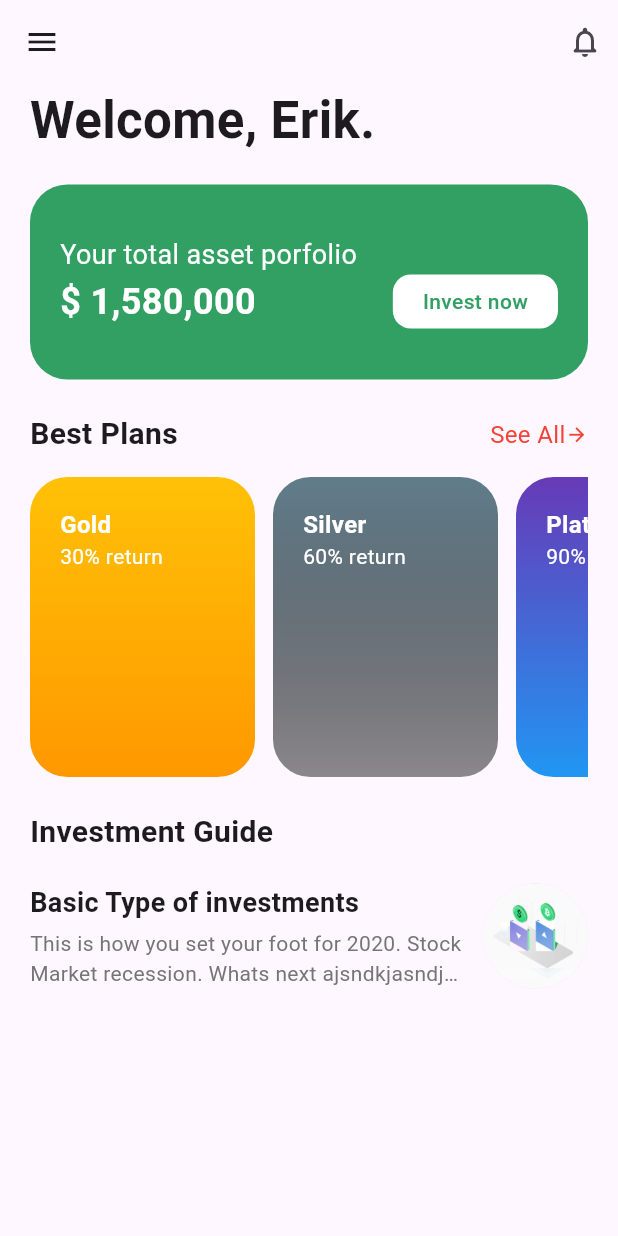
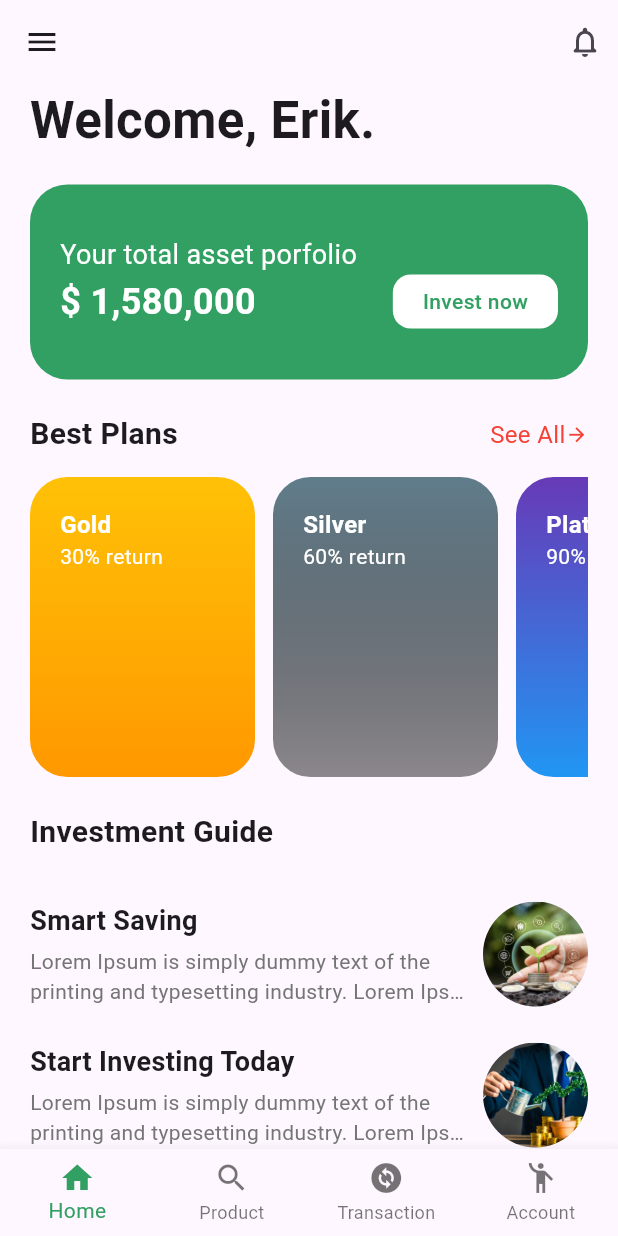
Before and after one commit to VMErik/financeapp, a Flutter app: the HomePage screen opened by its route, on a phone screen of 412 x 824 dp. Run offline on Flutter 3.47's test engine with Material 3 defaults, Android fonts, the phone set to English and light mode, and no system bars; our stand-ins replace go_router.

Commit message:
Creating plan detail

```diff
--- /dev/null
+++ b/lib/models/notice.dart
@@ -0,0 +1,11 @@
+class Notice {
+  final String title;
+  final String descripction;
+  final String imageURL;
+
+  Notice({
+    required this.title,
+    required this.descripction,
+    required this.imageURL,
+  });
+}
--- /dev/null
+++ b/lib/models/transaction.dart
@@ -0,0 +1,13 @@
+class Transaction {
+  final double value;
+  final String description;
+  final String date;
+  final String type;
+
+  Transaction({
+    required this.value,
+    required this.description,
+    required this.date,
+    required this.type,
+  });
+}
--- a/lib/pages/home_page.dart
+++ b/lib/pages/home_page.dart
@@ -1,5 +1,10 @@
+import 'package:financeapp/models/notice.dart';
 import 'package:financeapp/models/plan.dart';
+import 'package:financeapp/widgets/footer_menu.dart';
+import 'package:financeapp/widgets/notice_card.dart';
 import 'package:financeapp/widgets/plan_card.dart';
+import 'package:financeapp/widgets/porfolio_resume.dart';
+import 'package:financeapp/widgets/subtitule.dart';
 import 'package:financeapp/widgets/title.dart';
 import 'package:flutter/material.dart';
 
@@ -25,6 +30,32 @@ class HomePage extends StatelessWidget {
     ),
   ];
 
+  final List<Notice> notices = [
+    Notice(
+      title: 'Smart Saving',
+      descripction:
+          'Lorem Ipsum is simply dummy text of the printing and typesetting industry. Lorem Ipsum has been the industrys standard dummy text ever since the 1500s,',
+      imageURL: 'assets/img/notice1.png',
+    ),
+    Notice(
+      title: 'Start Investing Today',
+      descripction:
+          'Lorem Ipsum is simply dummy text of the printing and typesetting industry. Lorem Ipsum has been the industrys standard dummy text ever since the 1500s,',
+      imageURL: 'assets/img/notice4.png',
+    ),
+    Notice(
+      title: 'Diversify Wisely',
+      descripction:
+          'Lorem Ipsum is simply dummy text of the printing and typesetting industry. Lorem Ipsum has been the industrys standard dummy text ever since the 1500s,',
+      imageURL: 'assets/img/notice3.png',
+    ),
+    Notice(
+      title: 'Track Your Spending',
+      descripction:
+          'Lorem Ipsum is simply dummy text of the printing and typesetting industry. Lorem Ipsum has been the industrys standard dummy text ever since the 1500s,',
+      imageURL: 'assets/img/notice2.png',
+    ),
+  ];
   HomePage({super.key});
 
   @override
@@ -47,68 +78,11 @@ class HomePage extends StatelessWidget {
             children: [
               MyTitle(text: 'Welcome, Erik.'),
               SizedBox(height: 18),
-              Container(
-                width: double.infinity,
-                height: 130,
-                decoration: BoxDecoration(
-                  color: Color(0xff31A062),
-                  borderRadius: BorderRadius.all(Radius.circular(25)),
-                ),
-                child: Padding(
-                  padding: const EdgeInsets.all(20.0),
-                  child: Column(
-                    mainAxisAlignment: MainAxisAlignment.center,
-                    crossAxisAlignment: CrossAxisAlignment.start,
-                    children: [
-                      Text(
-                        'Your total asset porfolio',
-                        style: TextStyle(fontSize: 18, color: Colors.white),
-                      ),
-                      Row(
-                        mainAxisAlignment: MainAxisAlignment.spaceBetween,
-                        children: [
-                          Text(
-                            '\$ 1,580,000',
-                            style: TextStyle(
-                              fontSize: 24,
-                              fontWeight: FontWeight.bold,
-                              color: Colors.white,
-                            ),
-                          ),
-                          Container(
-                            decoration: BoxDecoration(
-                              color: Color(0xFFFEFFFE),
-                              borderRadius: BorderRadius.all(
-                                Radius.circular(12),
-                              ),
-                            ),
-                            child: Padding(
-                              padding: const EdgeInsets.symmetric(
-                                vertical: 8,
-                                horizontal: 20,
-                              ),
-                              child: Text(
-                                'Invest now',
-                                style: TextStyle(
-                                  fontWeight: FontWeight.w500,
-                                  color: Color(0xff31A062),
-                                ),
-                              ),
-                            ),
-                          ),
-                        ],
-                      ),
-                    ],
-                  ),
-                ),
-              ),
+              PorfolioResume(),
               SizedBox(height: 22),
               Row(
                 children: [
-                  Text(
-                    'Best Plans',
-                    style: TextStyle(fontSize: 20, fontWeight: FontWeight.bold),
-                  ),
+                  MySubtitle(title: 'Best Plans'),
                   Spacer(),
                   Text(
                     'See All',
@@ -138,46 +112,16 @@ class HomePage extends StatelessWidget {
               SizedBox(height: 20),
               Column(
                 crossAxisAlignment: CrossAxisAlignment.start,
-                children: [
-                  Row(
-                    crossAxisAlignment: CrossAxisAlignment.start,
-                    children: [
-                      Expanded(
-                        child: Column(
-                          crossAxisAlignment: CrossAxisAlignment.start,
-                          children: [
-                            Text(
-                              'Basic Type of investments',
-                              style: TextStyle(
-                                fontSize: 18,
-                                fontWeight: FontWeight.bold,
-                              ),
-                            ),
-                            SizedBox(height: 4),
-                            Text(
-                              'This is how you set your foot for 2020. Stock Market recession. Whats next ajsndkjasndjnajksnd aksdnjasn',
-                              maxLines: 2,
-                              overflow: TextOverflow.ellipsis,
-                              style: TextStyle(color: Colors.grey[600]),
-                            ),
-                          ],
-                        ),
-                      ),
-                      SizedBox(width: 12),
-                      CircleAvatar(
-                        radius: 35,
-                        backgroundImage: AssetImage(
-                          'assets/img/onboarding.png',
-                        ),
-                      ),
-                    ],
-                  ),
-                ],
+                children: List.generate(
+                  notices.length,
+                  (index) => NoticeCard(notice: notices[index]),
+                ),
               ),
             ],
           ),
         ),
       ),
+      bottomNavigationBar: MyFooterMenu(),
     );
   }
 }
--- a/lib/routes/app_router.dart
+++ b/lib/routes/app_router.dart
@@ -1,8 +1,19 @@
+import 'package:financeapp/models/plan.dart';
+import 'package:financeapp/pages/detail_page.dart';
 import 'package:financeapp/pages/home_page.dart';
 import 'package:financeapp/pages/onboarding_page.dart';
 import 'package:go_router/go_router.dart';
 
-GoRouter routes = GoRouter(routes: [
-  GoRoute(path: '/', builder: (context, state) => OnBoardingPage(),),
-  GoRoute(path: '/home', builder: (context, state) => HomePage(),),
-]);
+GoRouter routes = GoRouter(
+  routes: [
+    GoRoute(path: '/', builder: (context, state) => OnBoardingPage()),
+    GoRoute(path: '/home', builder: (context, state) => HomePage()),
+    GoRoute(
+      path: '/detail',
+      builder: (context, state) {
+        final plan = state.extra as Plan;
+        return DetailPage(plan: plan);
+      },
+    ),
+  ],
+);
--- /dev/null
+++ b/lib/widgets/footer_menu.dart
@@ -0,0 +1,26 @@
+import 'package:flutter/material.dart';
+
+class MyFooterMenu extends StatelessWidget {
+  const MyFooterMenu({super.key});
+
+  @override
+  Widget build(BuildContext context) {
+    return BottomNavigationBar(
+      currentIndex: 0,
+      type: BottomNavigationBarType.fixed,
+      selectedItemColor: Color(0XFF31A062),
+      items: [
+        BottomNavigationBarItem(icon: Icon(Icons.home), label: 'Home'),
+        BottomNavigationBarItem(icon: Icon(Icons.search), label: 'Product'),
+        BottomNavigationBarItem(
+          icon: Icon(Icons.change_circle),
+          label: 'Transaction',
+        ),
+        BottomNavigationBarItem(
+          icon: Icon(Icons.emoji_people_sharp),
+          label: 'Account',
+        ),
+      ],
+    );
+  }
+}
--- /dev/null
+++ b/lib/widgets/notice_card.dart
@@ -0,0 +1,41 @@
+import 'package:financeapp/models/notice.dart';
+import 'package:flutter/material.dart';
+
+class NoticeCard extends StatelessWidget {
+  final Notice notice;
+  const NoticeCard({super.key, required this.notice});
+  @override
+  Widget build(BuildContext context) {
+    return Padding(
+      padding: const EdgeInsets.symmetric(vertical: 12.0),
+      child: Row(
+        crossAxisAlignment: CrossAxisAlignment.start,
+        children: [
+          Expanded(
+            child: Column(
+              crossAxisAlignment: CrossAxisAlignment.start,
+              children: [
+                Text(
+                  notice.title,
+                  style: TextStyle(fontSize: 18, fontWeight: FontWeight.bold),
+                ),
+                SizedBox(height: 4),
+                Text(
+                  notice.descripction,
+                  maxLines: 2,
+                  overflow: TextOverflow.ellipsis,
+                  style: TextStyle(color: Colors.grey[600]),
+                ),
+              ],
+            ),
+          ),
+          SizedBox(width: 12),
+          CircleAvatar(
+            radius: 35,
+            backgroundImage: AssetImage(notice.imageURL),
+          ),
+        ],
+      ),
+    );
+  }
+}
--- a/lib/widgets/plan_card.dart
+++ b/lib/widgets/plan_card.dart
@@ -1,5 +1,6 @@
 import 'package:financeapp/models/plan.dart';
 import 'package:flutter/material.dart';
+import 'package:go_router/go_router.dart';
 
 class PlanCard extends StatelessWidget {
   final Plan plan;
@@ -8,7 +9,11 @@ class PlanCard extends StatelessWidget {
 
   @override
   Widget build(BuildContext context) {
-    return Container(
+    return GestureDetector(
+      onTap: () {
+        context.push('/detail', extra: plan);
+      },
+      child: Container(
         width: 150,
         height: 180,
         decoration: BoxDecoration(
@@ -40,6 +45,7 @@ class PlanCard extends StatelessWidget {
             ],
           ),
         ),
+      ),
     );
   }
 }
--- /dev/null
+++ b/lib/widgets/porfolio_resume.dart
@@ -0,0 +1,62 @@
+import 'package:flutter/material.dart';
+
+class PorfolioResume extends StatelessWidget {
+  const PorfolioResume({super.key});
+
+  @override
+  Widget build(BuildContext context) {
+    return Container(
+      width: double.infinity,
+      height: 130,
+      decoration: BoxDecoration(
+        color: Color(0xff31A062),
+        borderRadius: BorderRadius.all(Radius.circular(25)),
+      ),
+      child: Padding(
+        padding: const EdgeInsets.all(20.0),
+        child: Column(
+          mainAxisAlignment: MainAxisAlignment.center,
+          crossAxisAlignment: CrossAxisAlignment.start,
+          children: [
+            Text(
+              'Your total asset porfolio',
+              style: TextStyle(fontSize: 18, color: Colors.white),
+            ),
+            Row(
+              mainAxisAlignment: MainAxisAlignment.spaceBetween,
+              children: [
+                Text(
+                  '\$ 1,580,000',
+                  style: TextStyle(
+                    fontSize: 24,
+                    fontWeight: FontWeight.bold,
+                    color: Colors.white,
+                  ),
+                ),
+                Container(
+                  decoration: BoxDecoration(
+                    color: Color(0xFFFEFFFE),
+                    borderRadius: BorderRadius.all(Radius.circular(12)),
+                  ),
+                  child: Padding(
+                    padding: const EdgeInsets.symmetric(
+                      vertical: 8,
+                      horizontal: 20,
+                    ),
+                    child: Text(
+                      'Invest now',
+                      style: TextStyle(
+                        fontWeight: FontWeight.w500,
+                        color: Color(0xff31A062),
+                      ),
+                    ),
+                  ),
+                ),
+              ],
+            ),
+          ],
+        ),
+      ),
+    );
+  }
+}
--- /dev/null
+++ b/lib/widgets/subtitule.dart
@@ -0,0 +1,14 @@
+import 'package:flutter/material.dart';
+
+class MySubtitle extends StatelessWidget {
+  final String title;
+  const MySubtitle({super.key, required this.title});
+
+  @override
+  Widget build(BuildContext context) {
+    return Text(
+      title,
+      style: TextStyle(fontSize: 20, fontWeight: FontWeight.bold),
+    );
+  }
+}
```
Also changed, not shown: lib/pages/detail_page.dart (added, +220 -0 lines), lib/pages/test.dart (added, +50 -0 lines), assets/img/notice1.png (added), assets/img/notice2.png (added), assets/img/notice3.png (added), assets/img/notice4.png (added). Lines whose indentation alone changed are shown as unchanged.
